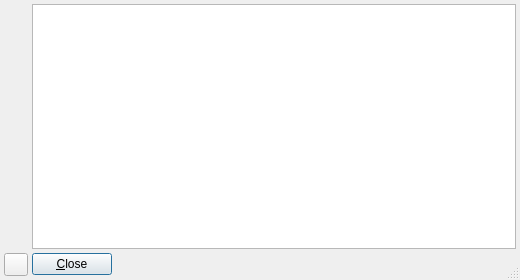
6676401088/jackcontrol, file jackcontrol/aboutdialog.ui: the form before one commit.
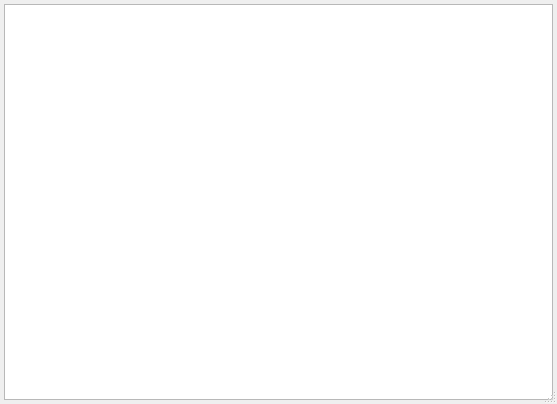
The form after the commit. Icons and pictures are not drawn.

Commit message: Refactoring of about box.

Diff of the .ui file:
```diff
--- a/jackcontrol/aboutdialog.ui
+++ b/jackcontrol/aboutdialog.ui
@@ -26,8 +26,8 @@
    <rect>
     <x>0</x>
     <y>0</y>
-    <width>520</width>
-    <height>280</height>
+    <width>557</width>
+    <height>404</height>
    </rect>
   </property>
   <property name="font">
@@ -59,60 +59,7 @@
    <property name="spacing">
     <number>4</number>
    </property>
-   <item row="2" column="2">
-    <spacer>
-     <property name="orientation">
-      <enum>Qt::Horizontal</enum>
-     </property>
-     <property name="sizeHint" stdset="0">
-      <size>
-       <width>8</width>
-       <height>8</height>
-      </size>
-     </property>
-    </spacer>
-   </item>
-   <item row="2" column="1">
-    <widget class="QPushButton" name="ClosePushButton">
-     <property name="text">
-      <string>&amp;Close</string>
-     </property>
-     <property name="shortcut">
-      <string>Alt+C</string>
-     </property>
-    </widget>
-   </item>
-   <item row="2" column="0">
-    <widget class="QToolButton" name="AboutQtButton">
-     <property name="focusPolicy">
-      <enum>Qt::TabFocus</enum>
-     </property>
-     <property name="toolTip">
-      <string>About Qt</string>
-     </property>
-     <property name="text">
-      <string/>
-     </property>
-     <property name="icon">
-      <iconset resource="qjackctl.qrc">
-       <normaloff>:/images/qtlogo.png</normaloff>:/images/qtlogo.png</iconset>
-     </property>
-    </widget>
-   </item>
-   <item row="1" column="0">
-    <spacer>
-     <property name="orientation">
-      <enum>Qt::Vertical</enum>
-     </property>
-     <property name="sizeHint" stdset="0">
-      <size>
-       <width>8</width>
-       <height>8</height>
-      </size>
-     </property>
-    </spacer>
-   </item>
-   <item row="0" column="1" rowspan="2" colspan="2">
+   <item row="0" column="0" rowspan="2" colspan="2">
     <widget class="QTextBrowser" name="AboutTextView">
      <property name="lineWidth">
       <number>1</number>
@@ -128,22 +75,6 @@
      </property>
     </widget>
    </item>
-   <item row="0" column="0">
-    <widget class="QLabel" name="IconPixmapLabel">
-     <property name="pixmap">
-      <pixmap resource="qjackctl.qrc">:/images/qjackctl.png</pixmap>
-     </property>
-     <property name="alignment">
-      <set>Qt::AlignCenter</set>
-     </property>
-     <property name="wordWrap">
-      <bool>false</bool>
-     </property>
-     <property name="margin">
-      <number>2</number>
-     </property>
-    </widget>
-   </item>
   </layout>
  </widget>
  <layoutdefault spacing="4" margin="4"/>
```
Left out of the diff: 4 changed lines with no effect on the pictures. The commit also changes 14 other files.
